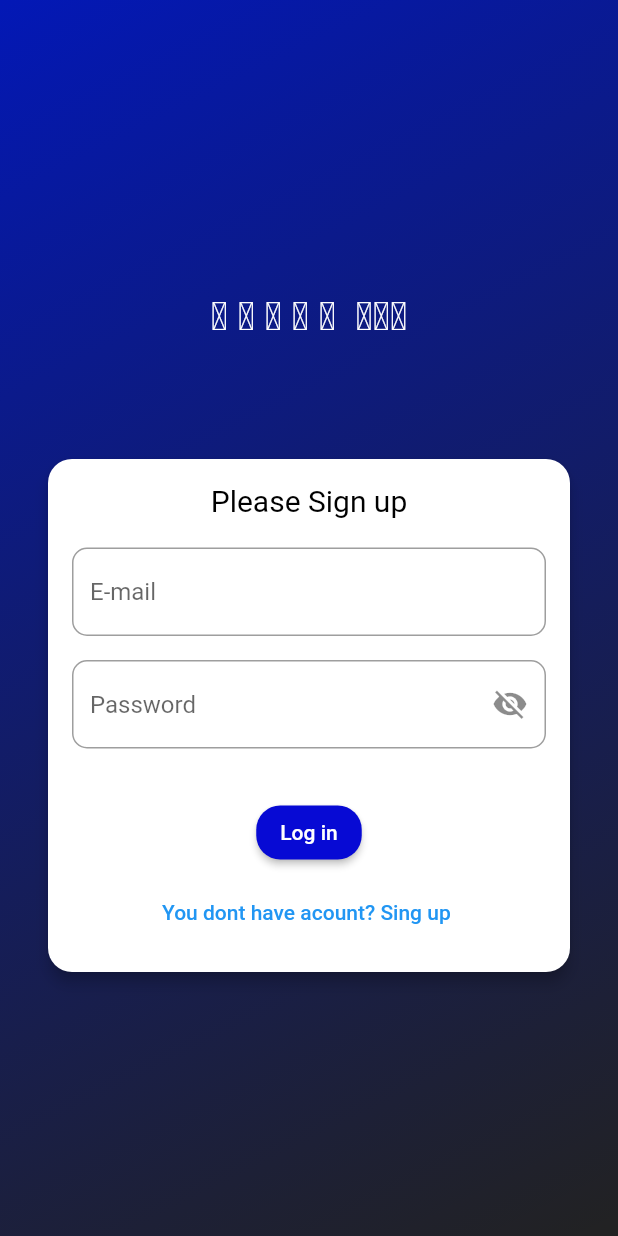
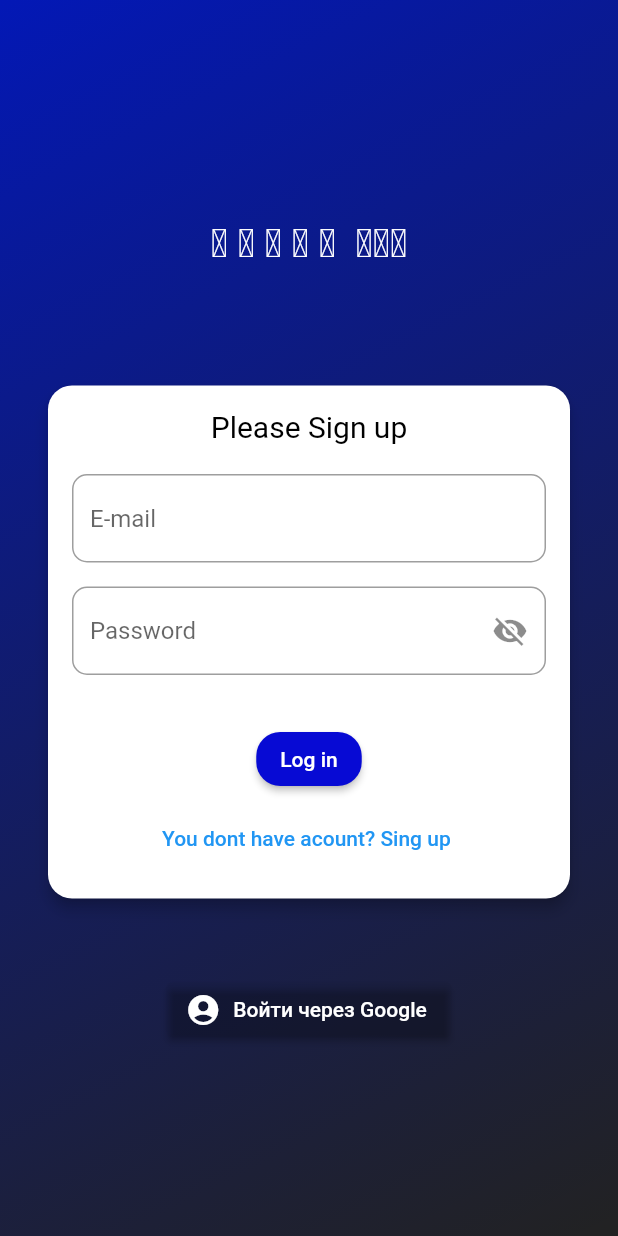
Before and after one commit to JanibekJali/Kezek, a Flutter app: the screen it shows after launch, on a phone screen of 412 x 824 dp. Run offline on Flutter 3.47's test engine with Material 2 defaults, Android fonts, the light colour scheme and no system bars; our stand-ins replace animated_theme_switcher, equatable, firebase_auth, firebase_core, flutter_rating_bar, google_sign_in and 1 more; accounts and stored records are empty.

Commit message:
google_signIn_full_started

```diff
--- /dev/null
+++ b/lib/app/views/google auth/auth.dart
@@ -0,0 +1,31 @@
+import 'package:firebase_auth/firebase_auth.dart';
+import 'package:flutter/cupertino.dart';
+import 'package:flutter/material.dart';
+import 'package:kazek/app/views/home/home_view.dart';
+import 'package:kazek/app/views/register/home_page.dart';
+import 'package:kazek/components/nav_bottom/bottom_navigation.dart';
+
+class AuthPage extends StatelessWidget {
+  const AuthPage({super.key});
+
+  @override
+  Widget build(BuildContext context) {
+    return Scaffold(
+        body: StreamBuilder<User?>(
+            stream: FirebaseAuth.instance.authStateChanges(),
+            builder: (context, AsyncSnapshot<User?> snapshot) {
+              if (snapshot.connectionState == ConnectionState.waiting) {
+                return const Center(
+                  child: CircularProgressIndicator(
+                    color: Colors.blue,
+                  ),
+                );
+              }
+              if (snapshot.hasData) {
+                return const NavbarPage();
+              } else {
+                return HomePage();
+              }
+            }));
+  }
+}
--- a/lib/app/views/profile/widgets/menu widget/contenersMenu.dart
+++ b/lib/app/views/profile/widgets/menu widget/contenersMenu.dart
@@ -2,12 +2,14 @@
 import 'package:flutter/material.dart';
 
 class MenuWidgets extends StatelessWidget {
+  final Function() onPressed;
   IconData icon;
   String text;
   MenuWidgets({
     Key? key,
     required this.icon,
     required this.text,
+    required this.onPressed,
   }) : super(key: key);
 
   @override
@@ -16,7 +18,8 @@ class MenuWidgets extends StatelessWidget {
 
     return Column(
       children: [
-        Container(
+        GestureDetector(
+          child: Container(
             height: 50,
             width: width * 0.8,
             decoration: BoxDecoration(
@@ -41,6 +44,7 @@ class MenuWidgets extends StatelessWidget {
                 ),
               ],
             ),
+          ),
         )
       ],
     );
--- a/lib/app/views/profile/widgets/profile name/profileName.dart
+++ b/lib/app/views/profile/widgets/profile name/profileName.dart
@@ -1,4 +1,7 @@
+import 'package:firebase_auth/firebase_auth.dart';
+import 'package:firebase_core/firebase_core.dart';
 import 'package:flutter/material.dart';
+import 'package:kazek/app/views/google%20auth/firebasee_auth.dart';
 import 'package:kazek/components/constants/theme_const.dart';
 
 class ProfileName extends StatefulWidget {
@@ -9,6 +12,7 @@ class ProfileName extends StatefulWidget {
 }
 
 class _ProfileNameState extends State<ProfileName> {
+  final AuthService authService = AuthService();
   @override
   Widget build(BuildContext context) {
     return Column(
@@ -21,7 +25,7 @@ class _ProfileNameState extends State<ProfileName> {
           height: 6,
         ),
         Text(
-          'kadirovmuhammadaziz79@gmail.com',
+          FirebaseAuth.instance.currentUser!.email.toString(),
           style: kSubTitleTextStyly,
         ),
       ],
--- a/lib/app/views/register/home_page.dart
+++ b/lib/app/views/register/home_page.dart
@@ -2,6 +2,7 @@ import 'dart:developer';
 
 import 'package:firebase_auth/firebase_auth.dart';
 import 'package:flutter/material.dart';
+import 'package:kazek/app/views/google%20auth/firebasee_auth.dart';
 import 'package:kazek/app/views/home/home_view.dart';
 import 'package:kazek/app/views/register/second_page.dart';
 import 'package:kazek/components/nav_bottom/bottom_navigation.dart';
@@ -13,6 +14,7 @@ class HomePage extends StatefulWidget {
 }
 
 class _HomePageState extends State<HomePage> {
+  final AuthService authService = AuthService();
   final GlobalKey<FormState> _formKey = GlobalKey<FormState>();
   final TextEditingController nameController = TextEditingController();
   final TextEditingController emailController = TextEditingController();
@@ -207,6 +209,18 @@ class _HomePageState extends State<HomePage> {
                     ),
                   ),
                 ),
+                SizedBox(
+                  height: 50,
+                ),
+                ElevatedButton.icon(
+                  onPressed: authService.signinWithGoogle,
+                  icon: Icon(Icons.account_circle),
+                  label: Text('Войти через Google'),
+                  style: ElevatedButton.styleFrom(
+                    primary: Colors.transparent,
+                    onPrimary: Colors.white,
+                  ),
+                )
               ],
             ),
           ),
--- a/lib/main.dart
+++ b/lib/main.dart
@@ -1,5 +1,6 @@
 import 'package:animated_theme_switcher/animated_theme_switcher.dart';
 import 'package:flutter/material.dart';
+import 'package:kazek/app/views/google%20auth/auth.dart';
 import 'package:kazek/app/views/register/home_page.dart';
 import 'package:kazek/app/views/search/search_bar.dart';
 import 'package:kazek/components/constants/theme_const.dart';
@@ -28,7 +29,7 @@ class App extends StatelessWidget {
         builder: (_, myTheme) {
           return MaterialApp(
             theme: myTheme,
-            home: HomePage(),
+            home: AuthPage(),
 
             // home: SearchScreen(),
 
--- a/pubspec.yaml
+++ b/pubspec.yaml
@@ -42,6 +42,7 @@ dependencies:
   firebase_auth: ^4.11.1
   equatable: ^2.0.5
   cloud_firestore: ^4.11.0
+  google_sign_in: ^6.1.5
 
 dev_dependencies:
   flutter_test:
```
Also changed, not shown: lib/app/views/google auth/firebasee_auth.dart (added, +30 -0 lines), lib/app/views/profile/widgets/menu widget/menu_widget.dart (+13 -5 lines), pubspec.lock. Lines whose indentation alone changed are shown as unchanged.
